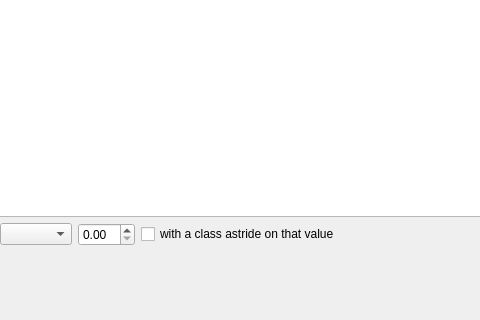
This is src/ui/qgsgraduatedsymbolrendererv2widget.ui in qgis/QGIS as Qt 5 draws it before an edit; both pictures show x 346 to 826 and y 234 to 554 of the 1097 by 554 pixel window. The edited form follows.
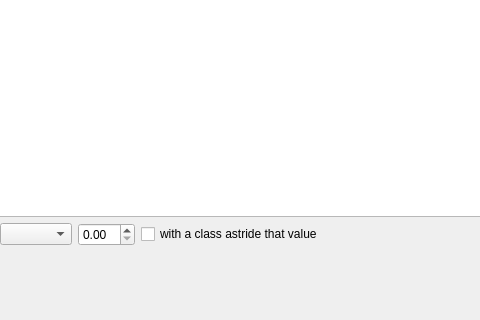
This is the edited form. Icons and pictures are not drawn. Custom widgets are drawn as their Qt base class.

Commit message: When symbology window is closed, new properties are retrived when the window is reopen. Properties are also saved in qml file.

```diff
--- a/src/ui/qgsgraduatedsymbolrendererv2widget.ui
+++ b/src/ui/qgsgraduatedsymbolrendererv2widget.ui
@@ -384,7 +384,7 @@
          <item>
           <widget class="QCheckBox" name="cbxAstride">
            <property name="text">
-            <string>with a class astride on that value</string>
+            <string>with a class astride that value</string>
            </property>
           </widget>
          </item>
```
The commit also changes 4 other files.
